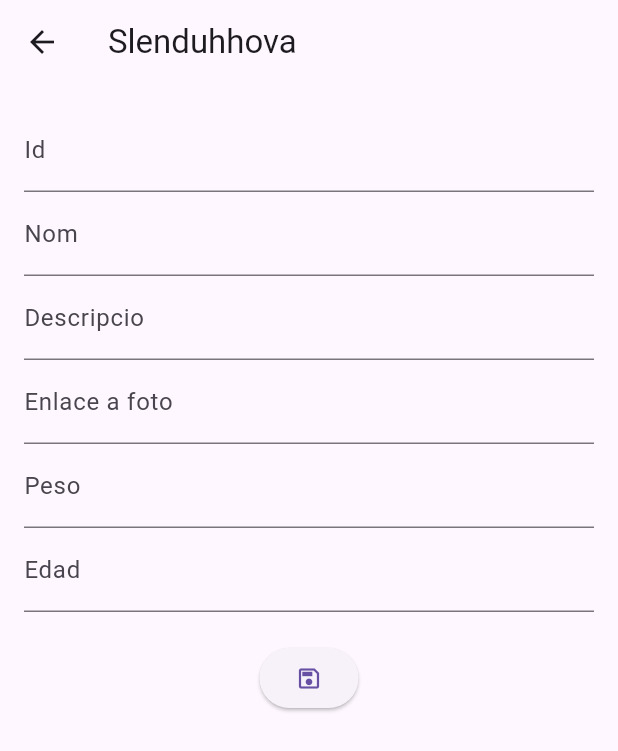
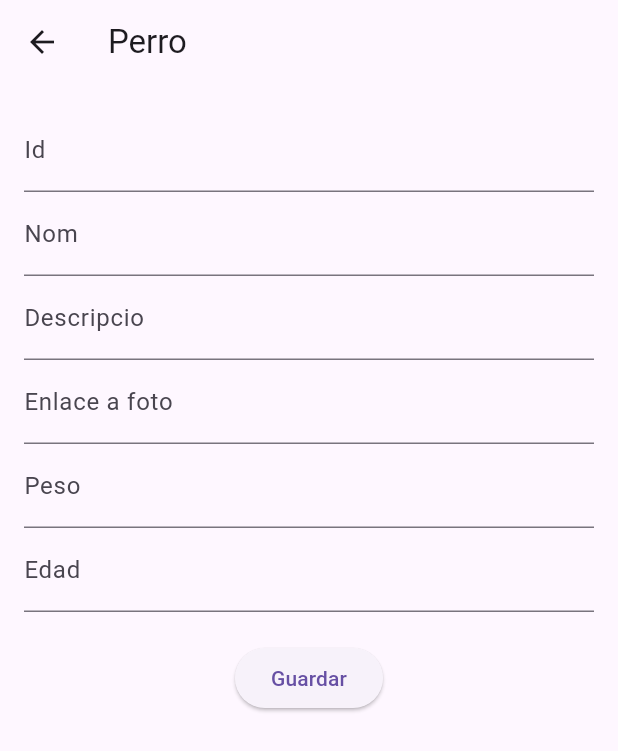
Before and after one commit to annaslenduhhova/examen_final_slenduhhova, a Flutter app: the CrearPerroScreen screen opened directly with empty values, on a phone screen of 412 x 824 dp. Shown: the top 751 px of the screen. Run offline on Flutter 3.47's test engine with Material 3 defaults, Android fonts, the phone set to English and light mode, and no system bars; our stand-ins replace shared_preferences; accounts and stored records are empty.

Commit message:
Final version

```diff
--- a/lib/main.dart
+++ b/lib/main.dart
@@ -32,7 +32,7 @@ class MyApp extends StatelessWidget {
         routes: {
           'login': (_) => LoginScreen(),
           'home': (_) => HomeScreen(),
-          'crearPerro': (_) => PerrosScreen(),
+          'crearPerro': (_) => CrearPerroScreen(),
         },
       ),
     );
--- a/lib/screens/crear_perro_screen.dart
+++ b/lib/screens/crear_perro_screen.dart
@@ -34,8 +34,9 @@ class _PersonalPageState extends State<CrearPerroScreen> {
 
   @override
   Widget build(BuildContext context) {
+    final perroService = Provider.of<PerrosService>(context);
     return Scaffold(
-      appBar: AppBar(title: const Text('Slenduhhova')),
+      appBar: AppBar(title: const Text('Perro')),
       body: Padding(
         padding: const EdgeInsets.all(16),
         child: Column(
@@ -67,7 +68,7 @@ class _PersonalPageState extends State<CrearPerroScreen> {
             ),
             const SizedBox(height: 20),
             ElevatedButton(
-              onPressed: () {
+              onPressed: () async {
                 final updated = Perro(
                   id: idController.text,
                   nom: nomController.text,
@@ -78,10 +79,8 @@ class _PersonalPageState extends State<CrearPerroScreen> {
 
                 );
                 Navigator.pop(context, updated);
-              },
-               child: productsService.isSaving
-            ? CircularProgressIndicator(color: Colors.white)
-            : Icon(Icons.save_outlined),
+                perroService.createPerro(perro);
+              }, child: Text("Guardar"),
 
             ),
           ],
--- a/lib/services/perro_service.dart
+++ b/lib/services/perro_service.dart
@@ -40,7 +40,7 @@ class PerrosService extends ChangeNotifier {
   }
 
 
-  Future<String> createProduct(Perro perro) async {
+  Future<String> createPerro(Perro perro) async {
     final url = Uri.https(_baseUrl);
     final resp = await http.post(url, body: perro.toJson());
     final decodedData = json.decode(resp.body);
```
